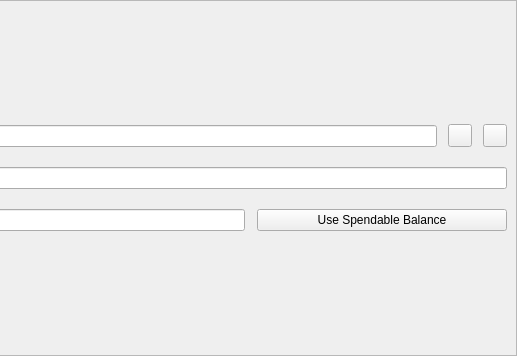
This is src/qt/forms/sendcoinsentry.ui in nashsclay/DAPSCoin as Qt 5 draws it before an edit; both pictures show x 254 to 771 and y 0 to 356 of the 771 by 356 pixel window. The edited form follows.
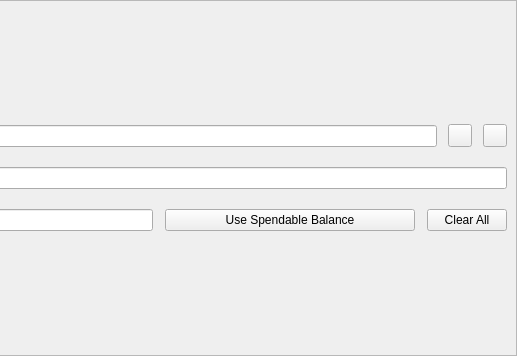
This is the edited form. Icons and pictures are not drawn. Custom widgets are drawn as their Qt base class.

Commit message: [Qt] Restore "Clear All" button

The edit to the form file:
```diff
--- a/src/qt/forms/sendcoinsentry.ui
+++ b/src/qt/forms/sendcoinsentry.ui
@@ -180,6 +180,13 @@
           </property>
          </widget>
         </item>
+        <item>
+         <widget class="QPushButton" name="clearAllButton">
+          <property name="text">
+           <string>Clear All</string>
+          </property>
+         </widget>
+        </item>
        </layout>
       </item>
      </layout>
```
The commit also changes 2 other files.
